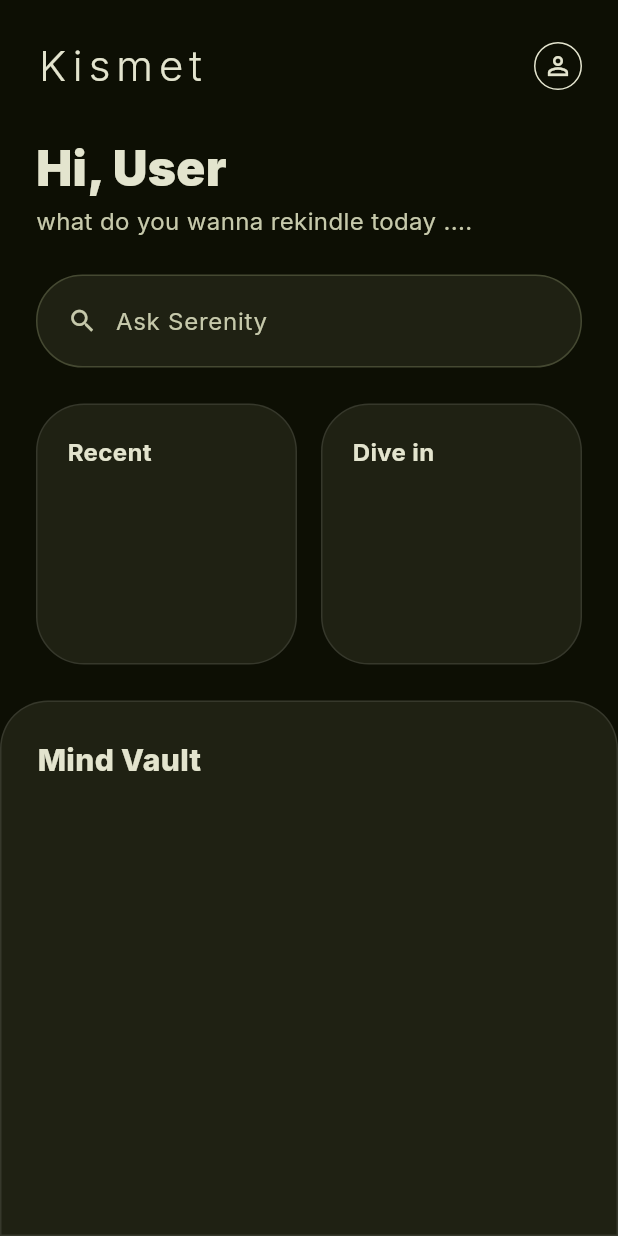
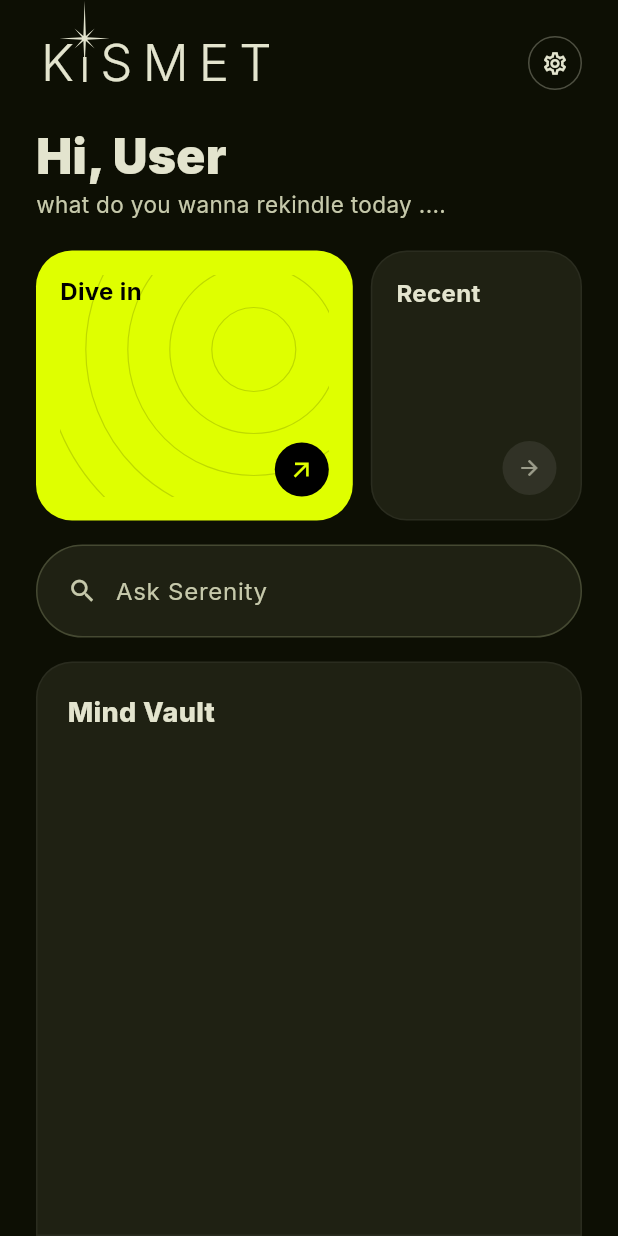
Before and after one commit to kozenkarisho/Kismet, a Flutter app: the screen it shows after launch, on a phone screen of 412 x 824 dp. Run offline on Flutter 3.47's test engine with Material 3 defaults, Android fonts, the phone set to English and light mode, and no system bars; our stand-ins replace google_fonts.

Commit message:
rebuild home screen to match prototype - logo, cards, layout

```diff
--- a/lib/screens/home_screen.dart
+++ b/lib/screens/home_screen.dart
@@ -1,9 +1,27 @@
 import 'package:flutter/material.dart';
 import 'package:google_fonts/google_fonts.dart';
+import '../widgets/kismet_logo.dart';
+import '../widgets/serenity_bar.dart';
 import 'mind_vault_screen.dart';
 
+// The main home screen - rebuilt to match the React prototype exactly
 class HomeScreen extends StatelessWidget {
   const HomeScreen({super.key});
+
+  // Rotating greeting phrases - changes based on current second
+  static const List<String> _greetings = [
+    'what do you wanna rekindle today ....',
+    'something has been waiting for you.',
+    'your vault has been thinking.',
+    'ready when you are.',
+    'a few things worth revisiting.',
+  ];
+
+  // Picks a phrase based on current second so it feels alive
+  String get _currentGreeting {
+    final index = DateTime.now().second % _greetings.length;
+    return _greetings[index];
+  }
 
   @override
   Widget build(BuildContext context) {
@@ -11,44 +29,40 @@ class HomeScreen extends StatelessWidget {
       backgroundColor: const Color(0xFF0D0F04),
       body: SafeArea(
         child: Column(
-          crossAxisAlignment: CrossAxisAlignment.stretch,
+          crossAxisAlignment: CrossAxisAlignment.start,
           children: [
+            // Section 1: Top bar - logo left, settings icon right
             Padding(
               padding: const EdgeInsets.fromLTRB(24, 24, 24, 0),
               child: Row(
                 mainAxisAlignment: MainAxisAlignment.spaceBetween,
                 children: [
-                  // Temporary text logo until we build the real Kısmet wordmark
-                  Text(
-                    'Kismet',
-                    style: GoogleFonts.inter(
-                      color: const Color(0xFFE3E4CE),
-                      fontWeight: FontWeight.w300,
-                      fontSize: 28,
-                      letterSpacing: 4,
-                    ),
-                  ),
+                  // SVG logo drawn in code
+                  const KismetLogo(size: 34),
+                  // Settings icon with circular border
                   Container(
-                    width: 32,
-                    height: 32,
+                    width: 36,
+                    height: 36,
                     decoration: BoxDecoration(
                       shape: BoxShape.circle,
                       border: Border.all(
-                        color: const Color(0xFFE3E4CE),
+                        color: const Color(0xFFE3E4CE).withOpacity(0.3),
                         width: 1,
                       ),
                     ),
                     child: const Icon(
-                      Icons.person_outline,
+                      Icons.settings_outlined,
                       color: Color(0xFFE3E4CE),
-                      size: 20,
+                      size: 18,
                     ),
                   ),
                 ],
               ),
             ),
+
+            // Section 2: Greeting
             Padding(
-              padding: const EdgeInsets.fromLTRB(24, 32, 24, 0),
+              padding: const EdgeInsets.fromLTRB(24, 28, 24, 0),
               child: Column(
                 crossAxisAlignment: CrossAxisAlignment.start,
                 children: [
@@ -61,103 +75,78 @@ class HomeScreen extends StatelessWidget {
                       height: 1.0,
                     ),
                   ),
-                  const SizedBox(height: 8),
+                  const SizedBox(height: 6),
                   Text(
-                    'what do you wanna rekindle today ....',
+                    _currentGreeting,
                     style: GoogleFonts.inter(
                       color: const Color(0xFFC6C9AB),
                       fontWeight: FontWeight.w400,
-                      fontSize: 16,
+                      fontSize: 15,
                     ),
                   ),
                 ],
               ),
             ),
+
+            // Section 3: Two cards side by side
+            // IntrinsicHeight makes both cards the same height automatically
             Padding(
-              padding: const EdgeInsets.fromLTRB(24, 24, 24, 0),
-              child: Container(
-                decoration: BoxDecoration(
-                  color: const Color(0xFF1F2113),
-                  borderRadius: BorderRadius.circular(9999),
-                  border: Border.all(color: const Color(0xFF454932), width: 1),
-                ),
-                padding: const EdgeInsets.symmetric(
-                  horizontal: 20,
-                  vertical: 4,
-                ),
+              padding: const EdgeInsets.fromLTRB(24, 20, 24, 0),
+              child: IntrinsicHeight(
                 child: Row(
+                  // CrossAxisAlignment.stretch makes both cards fill the IntrinsicHeight
+                  crossAxisAlignment: CrossAxisAlignment.stretch,
                   children: [
-                    const Icon(
-                      Icons.search,
-                      color: Color(0xFFC6C9AB),
-                      size: 20,
+                    // Dive in card - neon lime, takes 3 parts of space
+                    Expanded(
+                      flex: 3,
+                      child: _buildDiveInCard(),
                     ),
                     const SizedBox(width: 12),
+                    // Recent card - dark, takes 2 parts of space
                     Expanded(
-                      child: TextField(
-                        style: GoogleFonts.inter(
-                          color: const Color(0xFFE3E4CE),
-                        ),
-                        decoration: InputDecoration(
-                          hintText: 'Ask Serenity',
-                          hintStyle: GoogleFonts.inter(
-                            color: const Color(0xFFC6C9AB),
-                          ),
-                          border: InputBorder.none,
-                          isDense: true,
-                          contentPadding: const EdgeInsets.symmetric(
-                            vertical: 14,
-                          ),
-                        ),
-                      ),
+                      flex: 2,
+                      child: _buildRecentCard(),
                     ),
                   ],
                 ),
               ),
             ),
+
+            // Section 4: Ask Serenity bar - below the cards
             Padding(
-              padding: const EdgeInsets.fromLTRB(24, 24, 24, 0),
-              child: Row(
-                children: [
-                  Expanded(
-                    child: AspectRatio(
-                      aspectRatio: 1,
-                      child: _buildSquareCard('Recent'),
+              padding: const EdgeInsets.fromLTRB(24, 16, 24, 0),
+              child: const SerenityBar(),
             ),
-                  ),
-                  const SizedBox(width: 16),
-                  Expanded(
-                    child: AspectRatio(
-                      aspectRatio: 1,
-                      child: _buildSquareCard('Dive in'),
-                    ),
-                  ),
-                ],
-              ),
-            ),
-            const SizedBox(height: 24),
+
+            const SizedBox(height: 16),
+
+            // Section 5: Mind Vault - takes all remaining space
             Expanded(
               child: GestureDetector(
                 onTap: () {
                   Navigator.push(
                     context,
-                    MaterialPageRoute(builder: (_) => const MindVaultScreen()),
+                    MaterialPageRoute(
+                      builder: (context) => MindVaultScreen(),
+                    ),
                   );
                 },
                 child: Container(
                   width: double.infinity,
+                  margin: const EdgeInsets.fromLTRB(24, 0, 24, 0),
                   decoration: BoxDecoration(
                     color: const Color(0xFF1F2113),
                     borderRadius: const BorderRadius.only(
-                      topLeft: Radius.circular(32),
-                      topRight: Radius.circular(32),
+                      topLeft: Radius.circular(24),
+                      topRight: Radius.circular(24),
                     ),
                     border: Border.all(
-                      color: Colors.white.withOpacity(0.10),
+                      color: Colors.white.withOpacity(0.05),
                       width: 1,
                     ),
                   ),
-                  padding: const EdgeInsets.all(24),
+                  padding: const EdgeInsets.all(20),
                   child: Column(
                     crossAxisAlignment: CrossAxisAlignment.start,
                     children: [
@@ -166,7 +155,7 @@ class HomeScreen extends StatelessWidget {
                         style: GoogleFonts.inter(
                           color: const Color(0xFFE3E4CE),
                           fontWeight: FontWeight.w800,
-                          fontSize: 20,
+                          fontSize: 18,
                         ),
                       ),
                     ],
@@ -180,18 +169,86 @@ class HomeScreen extends StatelessWidget {
     );
   }
 
-  Widget _buildSquareCard(String title) {
+  // Dive in card - neon lime with concentric circles pattern
+  Widget _buildDiveInCard() {
+    return Container(
+      // Minimum height so the card is never too small
+      constraints: const BoxConstraints(minHeight: 180),
+      decoration: BoxDecoration(
+        color: const Color(0xFFDFFF00),
+        borderRadius: BorderRadius.circular(24),
+      ),
+      padding: const EdgeInsets.all(16),
+      child: Stack(
+        children: [
+          // Concentric circles pattern in top right corner
+          Positioned(
+            top: -20,
+            right: -20,
+            child: SizedBox(
+              width: 140,
+              height: 140,
+              child: CustomPaint(
+                painter: _ConcentricCirclesPainter(
+                  // Dark lime color so circles are subtle
+                  color: Colors.black.withOpacity(0.15),
+                ),
+              ),
+            ),
+          ),
+          // Card title top left
+          Align(
+            alignment: Alignment.topLeft,
+            child: Text(
+              'Dive in',
+              style: GoogleFonts.inter(
+                color: Colors.black,
+                fontWeight: FontWeight.w700,
+                fontSize: 16,
+              ),
+            ),
+          ),
+          // Arrow button bottom right
+          Align(
+            alignment: Alignment.bottomRight,
+            child: Container(
+              width: 36,
+              height: 36,
+              decoration: const BoxDecoration(
+                color: Colors.black,
+                shape: BoxShape.circle,
+              ),
+              child: const Icon(
+                Icons.arrow_outward,
+                color: Color(0xFFDFFF00),
+                size: 18,
+              ),
+            ),
+          ),
+        ],
+      ),
+    );
+  }
+
+  // Recent card - dark background
+  Widget _buildRecentCard() {
     return Container(
       decoration: BoxDecoration(
         color: const Color(0xFF1F2113),
-        borderRadius: BorderRadius.circular(32),
-        border: Border.all(color: Colors.white.withOpacity(0.10), width: 1),
+        borderRadius: BorderRadius.circular(24),
+        border: Border.all(
+          color: Colors.white.withOpacity(0.05),
+          width: 1,
         ),
-      padding: const EdgeInsets.all(20),
-      child: Align(
+      ),
+      padding: const EdgeInsets.all(16),
+      child: Stack(
+        children: [
+          // Card title top left
+          Align(
             alignment: Alignment.topLeft,
             child: Text(
-          title,
+              'Recent',
               style: GoogleFonts.inter(
                 color: const Color(0xFFE3E4CE),
                 fontWeight: FontWeight.w700,
@@ -199,6 +256,56 @@ class HomeScreen extends StatelessWidget {
               ),
             ),
           ),
+          // Arrow button bottom right
+          Align(
+            alignment: Alignment.bottomRight,
+            child: Container(
+              width: 36,
+              height: 36,
+              decoration: BoxDecoration(
+                color: Colors.white.withOpacity(0.08),
+                shape: BoxShape.circle,
+              ),
+              child: Icon(
+                Icons.arrow_forward,
+                color: const Color(0xFFE3E4CE).withOpacity(0.6),
+                size: 16,
+              ),
+            ),
+          ),
+        ],
+      ),
     );
   }
 }
+
+// Draws concentric circles pattern inside the Dive in card
+class _ConcentricCirclesPainter extends CustomPainter {
+  final Color color;
+
+  const _ConcentricCirclesPainter({required this.color});
+
+  @override
+  void paint(Canvas canvas, Size size) {
+    final paint = Paint()
+      ..color = color
+      // Stroke = outline only, not filled
+      ..style = PaintingStyle.stroke
+      ..strokeWidth = 0.8;
+
+    final center = Offset(size.width / 2, size.height / 2);
+
+    // Draw 7 circles with increasing radius
+    for (int i = 1; i <= 7; i++) {
+      canvas.drawCircle(
+        center,
+        i * 10.0 / 100 * size.width * 2,
+        paint,
+      );
+    }
+  }
+
+  @override
+  bool shouldRepaint(_ConcentricCirclesPainter oldDelegate) =>
+      oldDelegate.color != color;
+}
--- /dev/null
+++ b/lib/widgets/kismet_logo.dart
@@ -0,0 +1,150 @@
+import 'package:flutter/material.dart';
+import 'package:google_fonts/google_fonts.dart';
+
+// The Kismet logo widget - draws the star and KISMET text in code
+// No image file needed - everything is drawn programmatically
+// This means it scales perfectly on any screen size
+class KismetLogo extends StatelessWidget {
+  // Size controls how big the logo appears
+  final double size;
+
+  const KismetLogo({
+    super.key,
+    // Default size of 34, same as the prototype
+    this.size = 34,
+  });
+
+  @override
+  Widget build(BuildContext context) {
+    return Row(
+      // crossAxisAlignment.baseline aligns all text to the same baseline
+      // This keeps K, ı, SMET all sitting on the same invisible line
+      crossAxisAlignment: CrossAxisAlignment.baseline,
+      textBaseline: TextBaseline.alphabetic,
+      mainAxisSize: MainAxisSize.min,
+      children: [
+        // The letter K
+        Text(
+          'K',
+          style: GoogleFonts.inter(
+            fontSize: size,
+            // w300 is light weight - matches the prototype's font-[300]
+            fontWeight: FontWeight.w300,
+            color: const Color(0xFFE3E4CE),
+            // Wide letter spacing matches the prototype's tracking-[0.2em]
+            letterSpacing: size * 0.2,
+            height: 1.0,
+          ),
+        ),
+        // The dotless i with the star above it
+        // Stack layers the star on top of the ı character
+        Stack(
+          clipBehavior: Clip.none,
+          alignment: Alignment.center,
+          children: [
+            // The dotless ı character
+            Text(
+              'ı',
+              style: GoogleFonts.inter(
+                // Slightly smaller than the other letters, matches prototype's text-[30px]
+                fontSize: size * 0.88,
+                fontWeight: FontWeight.w300,
+                color: const Color(0xFFE3E4CE),
+                height: 1.0,
+              ),
+            ),
+            // The star positioned above the ı
+            // Positioned.fill with a negative bottom pushes it up
+            Positioned(
+              // Negative bottom moves the star upward above the letter
+              bottom: size * 0.35,
+              child: SizedBox(
+                // Star is 1.4x the font size, same as prototype's w-[1.4em]
+                width: size * 1.4 * 0.88,
+                height: size * 1.4 * 0.88,
+                child: CustomPaint(
+                  painter: _StarPainter(
+                    color: const Color(0xFFE3E4CE),
+                  ),
+                ),
+              ),
+            ),
+          ],
+        ),
+        // Small spacing between ı and SMET
+        SizedBox(width: size * 0.1),
+        // The letters SMET
+        Text(
+          'SMET',
+          style: GoogleFonts.inter(
+            fontSize: size,
+            fontWeight: FontWeight.w300,
+            color: const Color(0xFFE3E4CE),
+            // Same wide letter spacing as K
+            letterSpacing: size * 0.2,
+            height: 1.0,
+          ),
+        ),
+      ],
+    );
+  }
+}
+
+// CustomPainter that draws the 8-point star shape
+// This is the same star path from the React prototype
+// M50,-10 L52,46 L66,34 L54,48 L90,50 L54,52 L66,66 L52,54 L50,95 L48,54 L34,66 L46,52 L10,50 L46,48 L34,34 L48,46 Z
+class _StarPainter extends CustomPainter {
+  // The color of the star, passed in from outside
+  final Color color;
+
+  const _StarPainter({required this.color});
+
+  @override
+  void paint(Canvas canvas, Size size) {
+    // Paint defines how the shape looks - color and fill style
+    final paint = Paint()
+      // The color passed in from KismetLogo
+      ..color = color
+      // fill means the shape is solid, not just an outline
+      ..style = PaintingStyle.fill;
+
+    // Path defines the shape we're drawing
+    // The SVG coordinates go from 0-100, so we scale them to the actual widget size
+    final path = Path();
+
+    // Helper function that converts SVG coordinates (0-100) to actual pixel positions
+    // SVG x=50 means center horizontally, SVG y=50 means center vertically
+    double x(double svgX) => svgX / 100 * size.width;
+    double y(double svgY) => svgY / 100 * size.height;
+
+    // Drawing the star path point by point
+    // M = move to starting point (no line drawn)
+    path.moveTo(x(50), y(-10));
+    // L = draw a line to this point
+    path.lineTo(x(52), y(46));
+    path.lineTo(x(66), y(34));
+    path.lineTo(x(54), y(48));
+    path.lineTo(x(90), y(50));
+    path.lineTo(x(54), y(52));
+    path.lineTo(x(66), y(66));
+    path.lineTo(x(52), y(54));
+    path.lineTo(x(50), y(95));
+    path.lineTo(x(48), y(54));
+    path.lineTo(x(34), y(66));
+    path.lineTo(x(46), y(52));
+    path.lineTo(x(10), y(50));
+    path.lineTo(x(46), y(48));
+    path.lineTo(x(34), y(34));
+    path.lineTo(x(48), y(46));
+    // Z = close the path, draws a line back to the starting point
+    path.close();
+
+    // Actually draws the path on the canvas
+    canvas.drawPath(path, paint);
+  }
+
+  // shouldRepaint tells Flutter if it needs to redraw the star
+  // false means the star never changes so Flutter doesn't waste time redrawing it
+  @override
+  bool shouldRepaint(_StarPainter oldDelegate) => oldDelegate.color != color;
+}
```
Also changed, not shown: pubspec.lock, 9 other files. Lines whose indentation alone changed are shown as unchanged.
